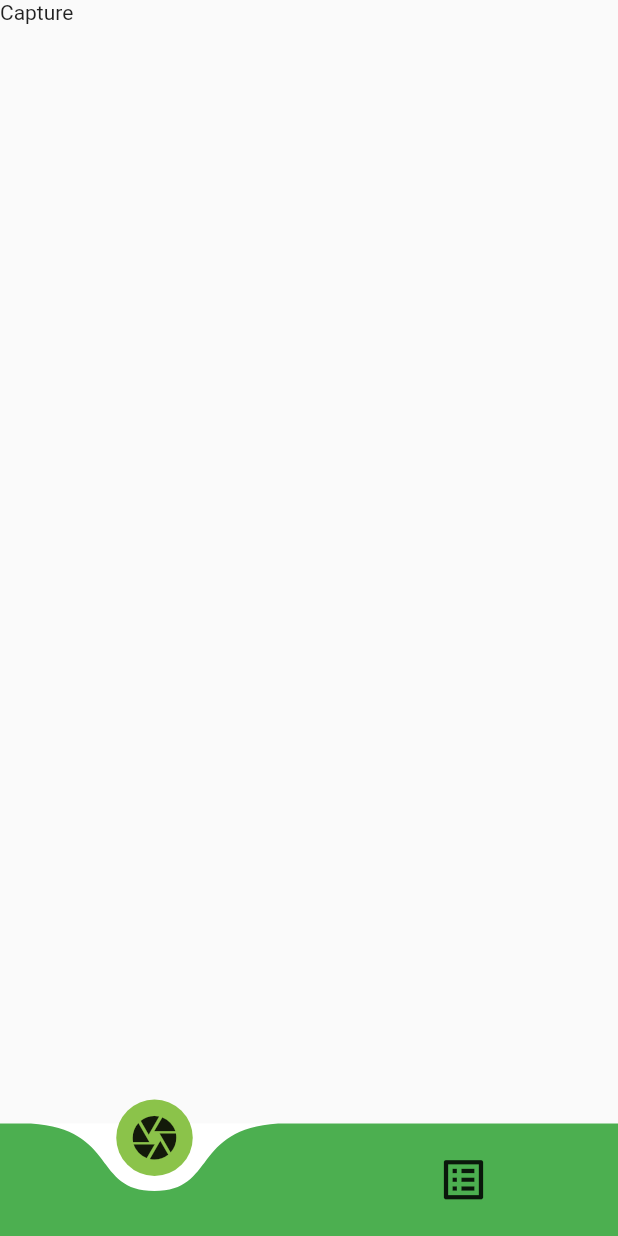
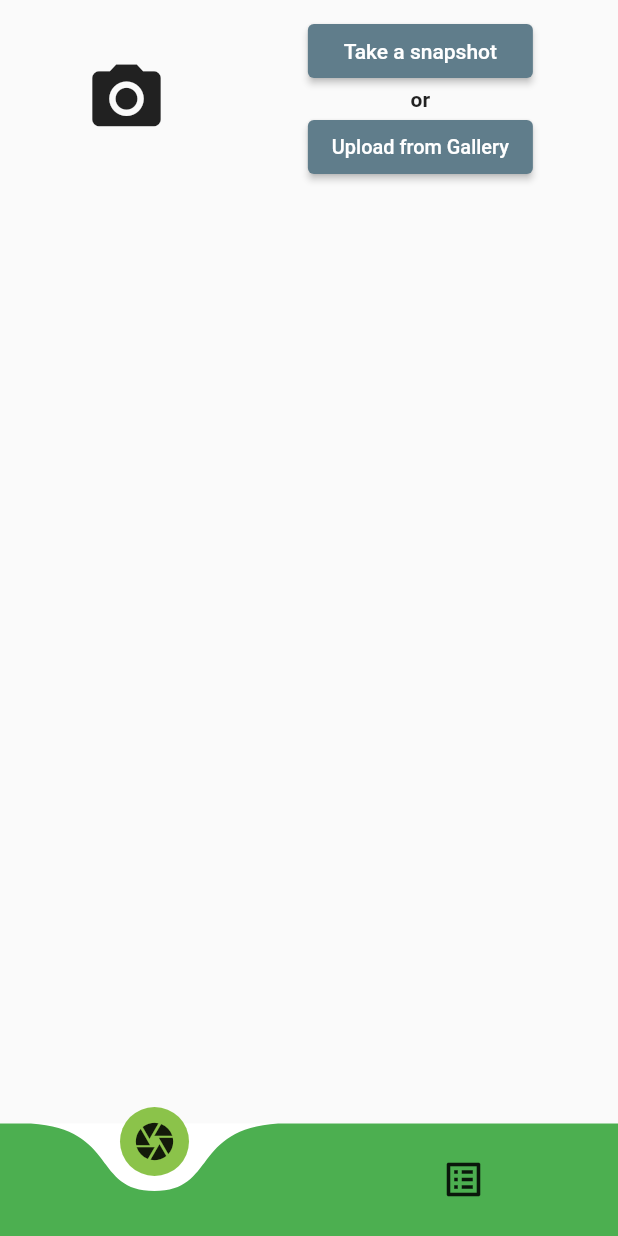
Before and after one commit to GyaneshSamanta/KU-Hackfest, a Flutter app: the screen it shows after launch, on a phone screen of 412 x 824 dp. Run offline on Flutter 3.47's test engine with Material 2 defaults, Android fonts, the phone set to English and light mode, and no system bars; drawn by our look-alikes of curved_navigation_bar; our stand-ins replace image_picker.

Commit message:
fix: feat: Added Primitive wrapper and buttons

```diff
--- a/flutter/leafline/lib/main.dart
+++ b/flutter/leafline/lib/main.dart
@@ -1,5 +1,8 @@
 import 'package:flutter/material.dart';
 import 'package:curved_navigation_bar/curved_navigation_bar.dart';
+import 'utils/PrimitiveWrapper.dart';
+import 'screens/CaptureScreen.dart';
+import 'screens/DetailsScreen.dart';
 
 void main() {
   runApp(const MyApp());
@@ -12,7 +15,7 @@
   Widget build(BuildContext context) {
     return MaterialApp(
       title: 'Flutter Demo',
-      theme: ThemeData(),
+      theme: ThemeData(brightness: Brightness.light),
       home: const Leafline(),
     );
   }
@@ -27,6 +30,7 @@
 
 class _LeaflineState extends State<Leafline> {
   int _pageIndex = 0;
+  PrimitiveWrapper count = PrimitiveWrapper(0);
 
   @override
   Widget build(BuildContext context) {
@@ -36,11 +40,11 @@
           items: const [
             Icon(
               Icons.camera,
-              size: 35,
+              size: 30,
             ),
             Icon(
               Icons.list_alt,
-              size: 35,
+              size: 30,
             )
           ],
           onTap: (index) {
@@ -54,11 +58,7 @@
           color: Colors.green,
         ),
         body: Center(
-          child: ListView(
-            children: [
-              _pageIndex==0?Container(child: Text("Capture"),):Container(child: Text("Details"),)
-            ],
-          ),
+          child: _pageIndex == 0 ? CaptureScreen() : DetailsScreen(),
         ),
       ),
     );
--- /dev/null
+++ b/flutter/leafline/lib/screens/CaptureScreen.dart
@@ -0,0 +1,53 @@
+import 'package:flutter/material.dart';
+import 'package:image_picker/image_picker.dart';
+
+class CaptureScreen extends StatefulWidget {
+
+
+  @override
+  _CaptureScreenState createState() => _CaptureScreenState();
+}
+
+class _CaptureScreenState extends State<CaptureScreen> {
+  @override
+  Widget build(BuildContext context) {
+    return ListView(
+      padding: EdgeInsets.all(10),
+      children: [
+        Row(
+          mainAxisAlignment: MainAxisAlignment.spaceAround,
+          children: [
+            Icon(Icons.camera_alt, size: 55),
+            Column(
+              children: [
+                SizedBox(
+                  width: 150,
+                  child: ElevatedButton(
+                      style: ElevatedButton.styleFrom(primary: Colors.blueGrey),
+                      onPressed: () {
+
+                      },
+                      child: Text("Take a snapshot")),
+                ),
+                Text(
+                  "or",
+                  style: TextStyle(fontWeight: FontWeight.w600),
+                ),
+                SizedBox(
+                  width: 150,
+                  child: ElevatedButton(
+                      style: ElevatedButton.styleFrom(primary: Colors.blueGrey),
+                      onPressed: () {},
+                      child: FittedBox(
+                          child: Text(
+                        "Upload from Gallery",
+                      ))),
+                ),
+              ],
+            )
+          ],
+        )
+      ],
+    );
+  }
+}
--- /dev/null
+++ b/flutter/leafline/lib/utils/PrimitiveWrapper.dart
@@ -0,0 +1,4 @@
+class PrimitiveWrapper {
+  int value;
+  PrimitiveWrapper(this.value);
+}
```
Also changed, not shown: flutter/leafline/lib/screens/DetailsScreen.dart (added, +56 -0 lines), flutter/leafline/pubspec.yaml (+2 -35 lines), flutter/leafline/pubspec.lock.
